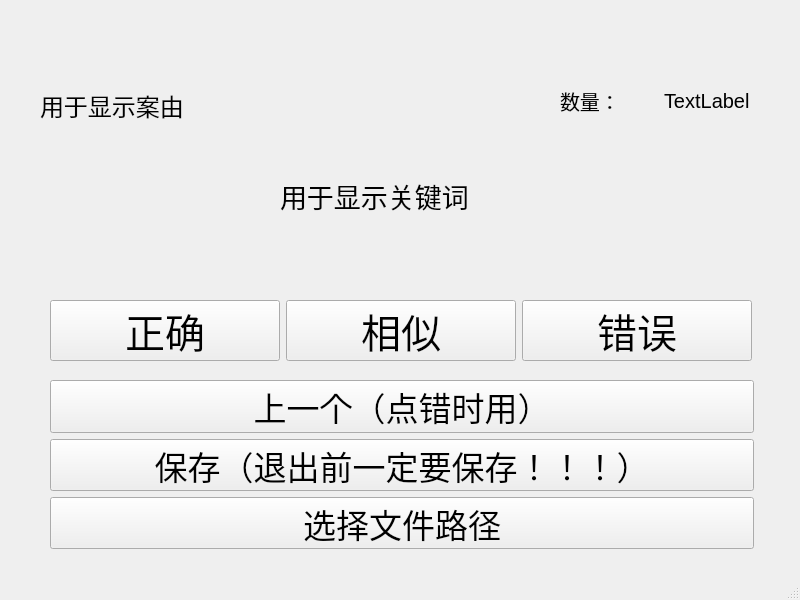
Before: the Qt Designer form DataTaggingTool/form.ui in Wenenen/DataTaggingTool, drawn with Qt 5.
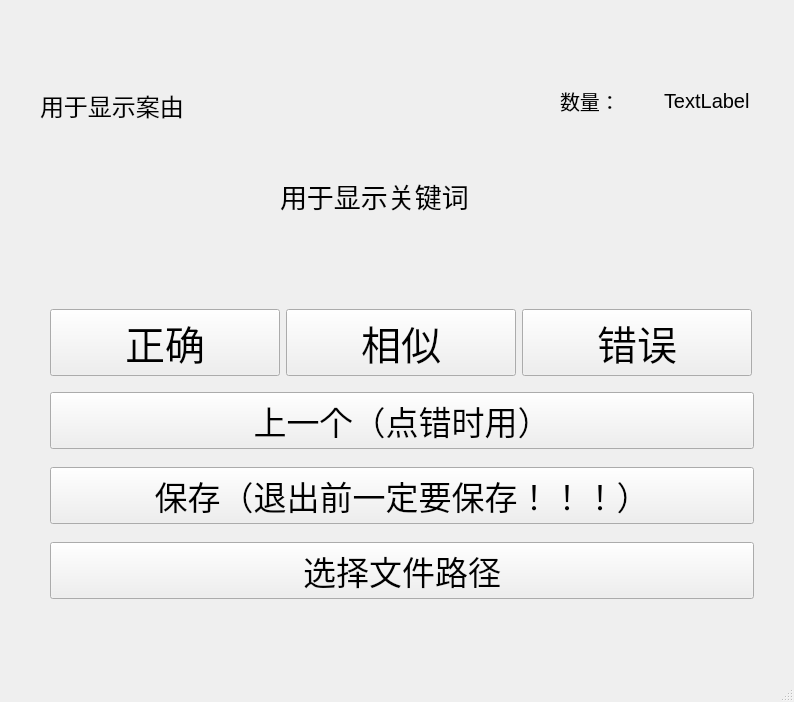
After: the same form once the commit is applied.

What changed in the file:
```diff
--- a/DataTaggingTool/form.ui
+++ b/DataTaggingTool/form.ui
@@ -6,8 +6,8 @@
    <rect>
     <x>0</x>
     <y>0</y>
-    <width>800</width>
-    <height>600</height>
+    <width>794</width>
+    <height>702</height>
    </rect>
   </property>
   <property name="windowTitle">
@@ -20,7 +20,7 @@
       <x>50</x>
       <y>380</y>
       <width>704</width>
-      <height>169</height>
+      <height>232</height>
      </rect>
     </property>
     <layout class="QVBoxLayout" name="verticalLayout">
@@ -140,7 +140,7 @@
       <x>50</x>
       <y>300</y>
       <width>702</width>
-      <height>61</height>
+      <height>85</height>
      </rect>
     </property>
     <layout class="QHBoxLayout" name="horizontalLayout">
```
Left out of the diff: 25 changed lines with no effect on the pictures.
